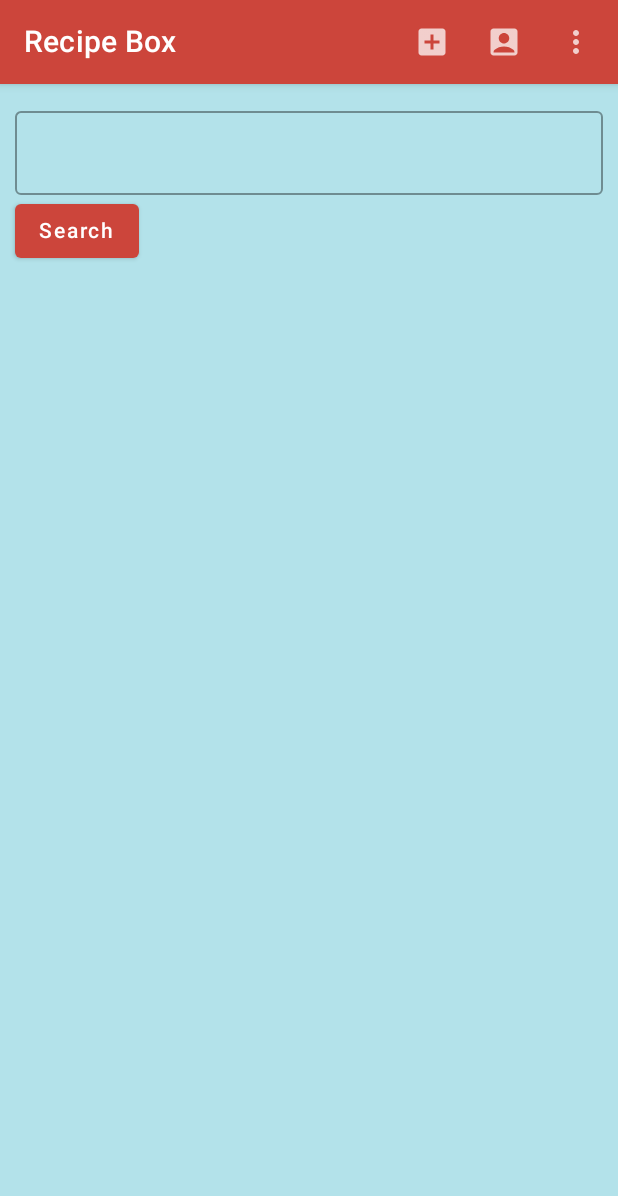
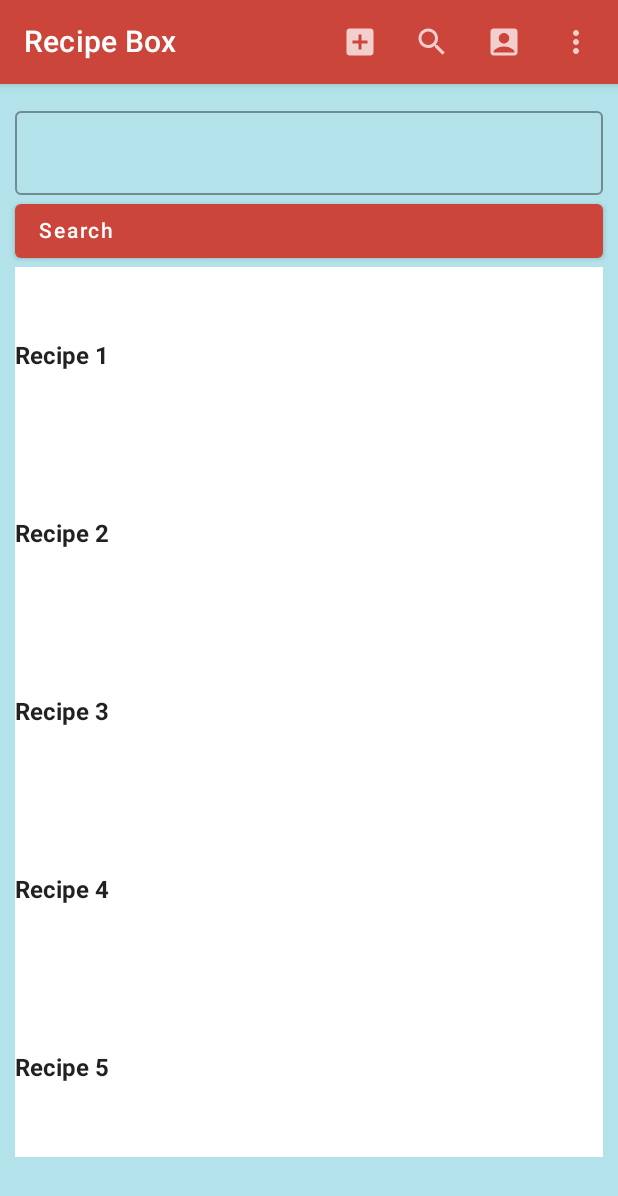
Before and after one commit to bolandmj/RecipeBox, an Android app built with Jetpack Compose: the screen it shows after launch (MainActivity), on a phone screen of 412 x 824 dp. Shown: the top 1196 px of the screen. Run offline under Robolectric (Android 15) with nearby library versions, the phone set to English and light mode, and no system bars.

Commit message:
Improved home screen

```diff
--- a/app2/src/main/java/com/example/recipebox/MainActivity.kt
+++ b/app2/src/main/java/com/example/recipebox/MainActivity.kt
@@ -7,10 +7,8 @@ import android.widget.Toast
 import androidx.activity.ComponentActivity
 import androidx.activity.compose.setContent
 import androidx.compose.foundation.background
-import androidx.compose.foundation.layout.Column
-import androidx.compose.foundation.layout.fillMaxSize
-import androidx.compose.foundation.layout.fillMaxWidth
-import androidx.compose.foundation.layout.padding
+import androidx.compose.foundation.layout.*
+import androidx.compose.foundation.lazy.LazyColumn
 import androidx.compose.material.*
 import androidx.compose.material.icons.Icons
 import androidx.compose.material.icons.filled.Favorite
@@ -70,6 +68,11 @@ fun Scaffold() {
 						Icon(painter = painterResource(id = R.drawable.ic_add_box_24), "")
 					}
 
+					//Searchbar
+					IconButton(onClick = { Toast.makeText(context, "Search for Recipe", Toast.LENGTH_SHORT).show() }) {
+						Icon(painter = painterResource(id = R.drawable.ic_search), "")
+					}
+
 					// View account icon
 					IconButton(onClick = { Toast.makeText(context, "View Account", Toast.LENGTH_SHORT).show() }) {
 						Icon(painter = painterResource(id = R.drawable.ic_account_box), "")
@@ -93,11 +96,10 @@ fun Scaffold() {
 						}
 					}
 				}
-            )},
+			)}
 
-        content = { padding ->
-            Column(modifier = Modifier
-                .padding(10.dp)) {
+	) { padding ->
+			Column(modifier = Modifier.padding(10.dp)) {
 				OutlinedTextField(
 					value = recipeName,
 					onValueChange = { recipeName = it },
@@ -109,10 +111,23 @@ fun Scaffold() {
 						Toast.makeText(context, "$recipeName", Toast.LENGTH_LONG).show()
 					}
 				) {
-                    Text(text = "Search")
+					Text(text = "Search", modifier = Modifier.fillMaxWidth())
+				}
+
+				//Temporary
+				Text(text="Recipe 1", modifier = Modifier.background(MaterialTheme.colors.secondary).fillMaxWidth().padding(vertical = 50.dp))
+				Text(text="Recipe 2", modifier = Modifier.background(MaterialTheme.colors.secondary).fillMaxWidth().padding(vertical = 50.dp))
+				Text(text="Recipe 3", modifier = Modifier.background(MaterialTheme.colors.secondary).fillMaxWidth().padding(vertical = 50.dp))
+				Text(text="Recipe 4", modifier = Modifier.background(MaterialTheme.colors.secondary).fillMaxWidth().padding(vertical = 50.dp))
+				Text(text="Recipe 5", modifier = Modifier.background(MaterialTheme.colors.secondary).fillMaxWidth().padding(vertical = 50.dp))
+
+		    }
+
 	    }
 }
-        })}
+
+
+
 
 
 
@@ -121,6 +136,5 @@ fun Scaffold() {
 fun DefaultPreview() {
 	RecipeBoxTheme {
 		Scaffold()
-
 	}
 }
--- a/app2/src/main/java/com/example/recipebox/ui/theme/Theme.kt
+++ b/app2/src/main/java/com/example/recipebox/ui/theme/Theme.kt
@@ -15,7 +15,7 @@ private val DarkColorPalette = darkColors(
 private val LightColorPalette = lightColors(
     primary = Red500,
     primaryVariant = Red700,
-    secondary = Blue200,
+    secondary = White,
     background =  Blue200
 
     /* Other default colors to override
--- /dev/null
+++ b/app2/src/main/res/drawable/ic_search.xml
@@ -0,0 +1,5 @@
+<vector android:height="24dp" android:tint="#FFFFFF"
+    android:viewportHeight="24" android:viewportWidth="24"
+    android:width="24dp" xmlns:android="http://schemas.android.com/apk/res/android">
+    <path android:fillColor="@android:color/white" android:pathData="M15.5,14h-0.79l-0.28,-0.27C15.41,12.59 16,11.11 16,9.5 16,5.91 13.09,3 9.5,3S3,5.91 3,9.5 5.91,16 9.5,16c1.61,0 3.09,-0.59 4.23,-1.57l0.27,0.28v0.79l5,4.99L20.49,19l-4.99,-5zM9.5,14C7.01,14 5,11.99 5,9.5S7.01,5 9.5,5 14,7.01 14,9.5 11.99,14 9.5,14z"/>
+</vector>
```
Lines whose indentation alone changed are shown as unchanged.
